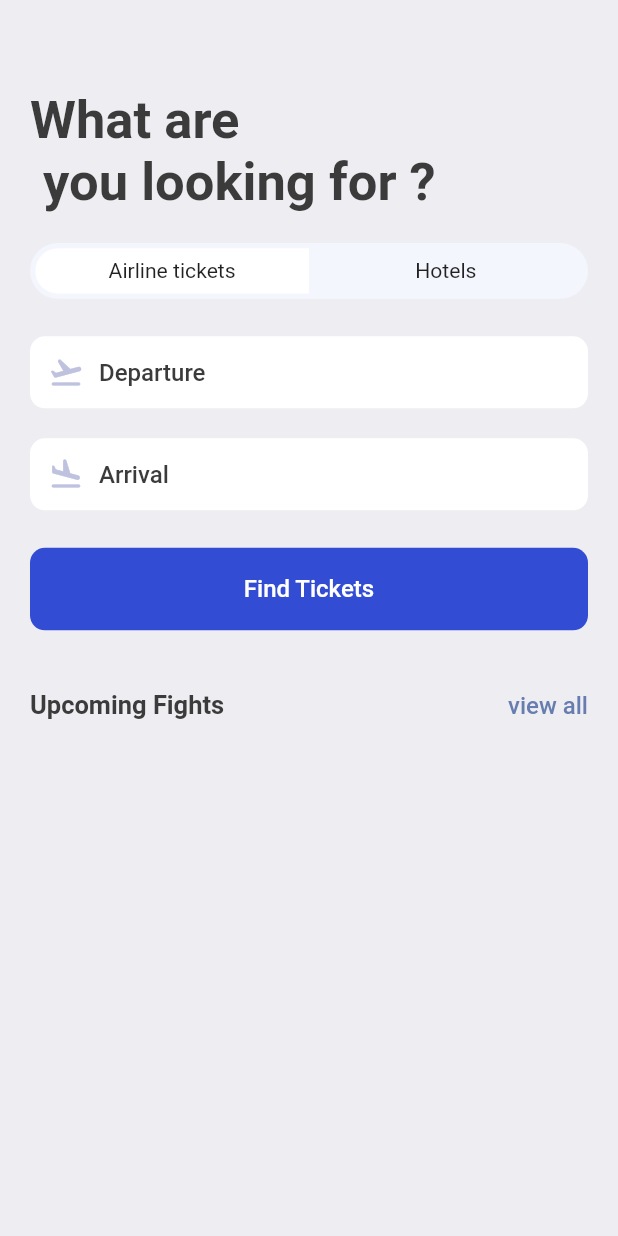
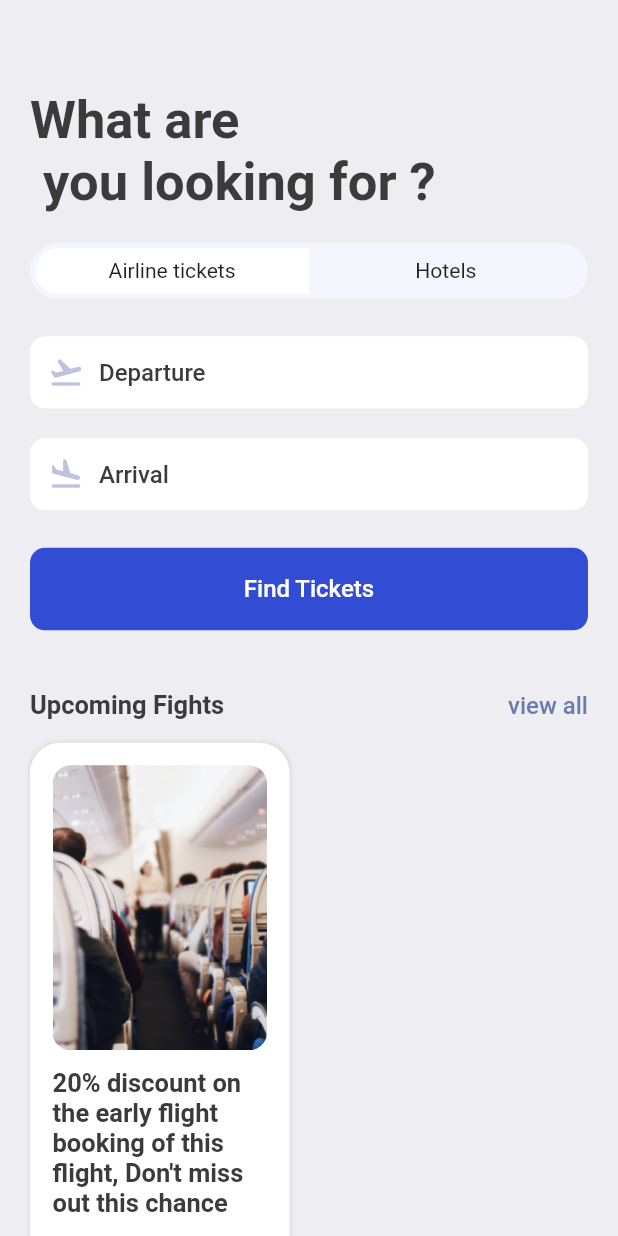
Before and after one commit to theclassical-dev/flutter-ticketTest, a Flutter app: the SearchScreen screen opened directly, on a phone screen of 412 x 824 dp. Run offline on Flutter 3.47's test engine with Material 2 defaults, Android fonts, the phone set to English and light mode, and no system bars; our stand-ins replace fluentui_icons, gap, get.

Commit message:
searchscreen update with  first part of last container

```diff
--- a/lib/screens/search_screen.dart
+++ b/lib/screens/search_screen.dart
@@ -78,8 +78,52 @@ class SearchScreen extends StatelessWidget {
              ),
              child: Center(child: Text("Find Tickets", style: Styles.textStyle.copyWith(color: Colors.white),))
           ),
+          /* upcoming flights*/
           Gap(AppLayout.getHeight(40)),
-          const AppDoubleTextWidget(bigText: "Upcoming Fights", smallText: "view all")
+          const AppDoubleTextWidget(bigText: "Upcoming Fights", smallText: "view all"),
+          /**/
+          Gap(AppLayout.getHeight(15)),
+          Row(
+            children: [
+              Container(
+                height: AppLayout.getHeight(350),
+                width: size.width*0.42,
+                padding: EdgeInsets.symmetric(horizontal: AppLayout.getHeight(15), vertical: AppLayout.getWidth(15)),
+                decoration: BoxDecoration(
+                  color: Colors.white,
+                  borderRadius: BorderRadius.circular(AppLayout.getHeight(20)),
+                  boxShadow: [
+                    BoxShadow(
+                      color: Colors.grey.shade300,
+                      blurRadius: 1,
+                      spreadRadius: 1
+                    )
+                  ]
+                ),
+                child: Column(
+                  children: [
+                    Container(
+                      height: AppLayout.getHeight(190),
+                      decoration: BoxDecoration(
+                        borderRadius: BorderRadius.circular(AppLayout.getHeight(12)),
+                        image:const DecorationImage(
+                          fit: BoxFit.cover,
+                          image:AssetImage(
+                            "assets/images/sit.jpg"
+                          )
+                        )
+                      ),
+                    ),
+                    Gap(AppLayout.getHeight(12)),
+                    Text(
+                      "20% discount on the early flight booking of this flight, Don't miss out this chance",
+                      style: Styles.headLineStyle2.copyWith(),
+                    ),
+                  ],
+                ),
+              ),
+            ],
+          )
         ],
       ),
     );
```
